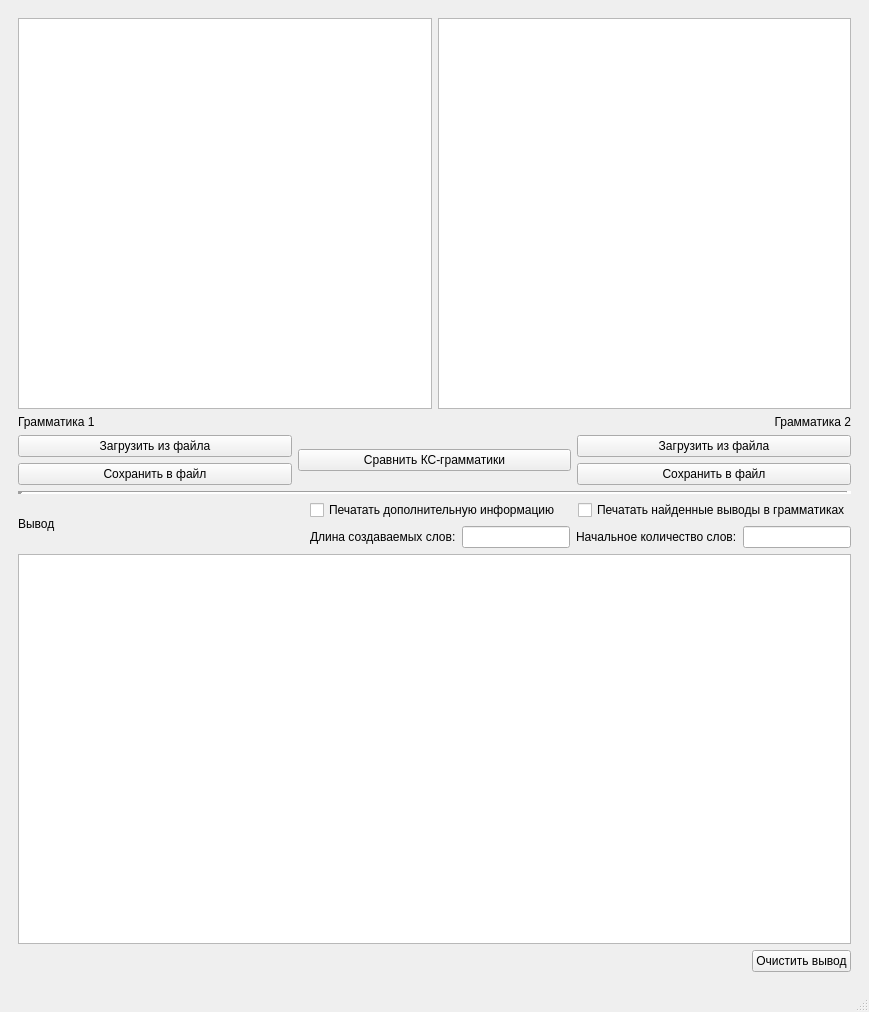
First picture: the form in diploma_mainwindow.ui, repository Pancko/diploma, before the edit.
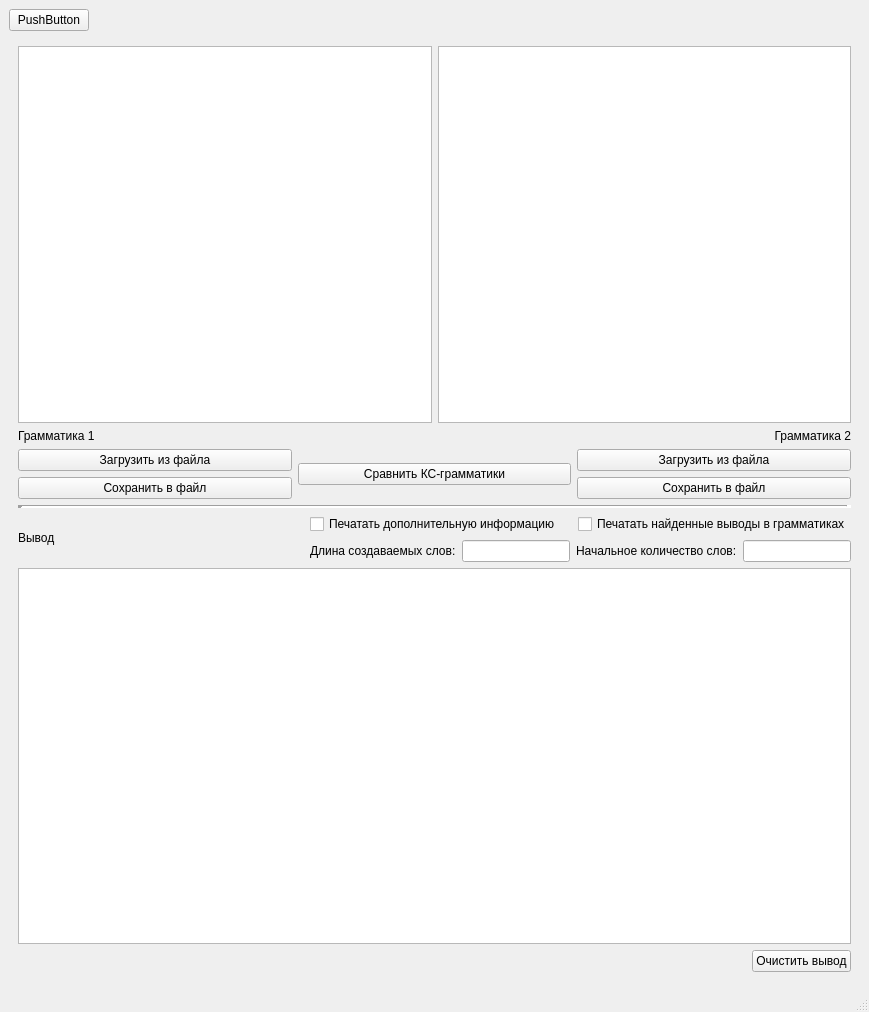
Second picture: the form after the edit. The open tabs and pages were chosen to show the change.

What changed in the file:
```diff
--- a/diploma_mainwindow.ui
+++ b/diploma_mainwindow.ui
@@ -15,6 +15,30 @@
   </property>
   <widget class="QWidget" name="centralwidget">
    <layout class="QVBoxLayout" name="verticalLayout_8">
+    <item>
+     <layout class="QHBoxLayout" name="horizontalLayout_11">
+      <item>
+       <widget class="QPushButton" name="menu_pB">
+        <property name="text">
+         <string>PushButton</string>
+        </property>
+       </widget>
+      </item>
+      <item>
+       <spacer name="horizontalSpacer_5">
+        <property name="orientation">
+         <enum>Qt::Orientation::Horizontal</enum>
+        </property>
+        <property name="sizeHint" stdset="0">
+         <size>
+          <width>40</width>
+          <height>20</height>
+         </size>
+        </property>
+       </spacer>
+      </item>
+     </layout>
+    </item>
     <item>
      <widget class="QStackedWidget" name="stackedWidget">
       <property name="lineWidth">
```
Left out of the diff: 2 changed lines with no effect on the pictures.
